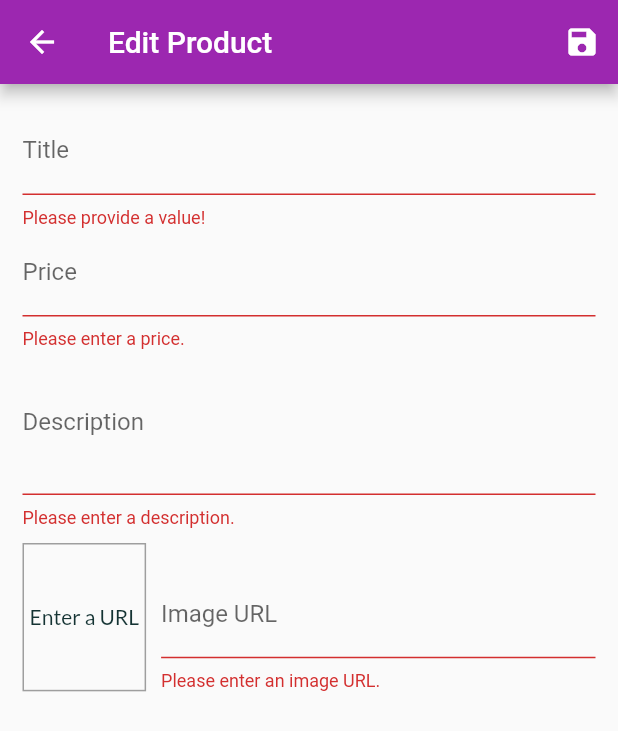
After one commit to mawaisrehan1/Shop-Application, a Flutter app: the EditProductScreen screen opened by its route, after a tap on the "save" icon, on a phone screen of 412 x 824 dp. The commit adds this screen. Shown: the top 731 px of the screen. Run offline on Flutter 3.47's test engine with Material 2 defaults, Android fonts, the phone set to English and light mode, and no system bars; network calls fail.

Commit message:
First Commit

```diff
--- a/lib/main.dart
+++ b/lib/main.dart
@@ -42,8 +42,8 @@ class _MyAppState extends State<MyApp> {
         routes: Routes.getRoutes(),
         title: appName,
         theme: ThemeData(
-          primarySwatch: Colors.red,
-          accentColor: Colors.amber,
+          primarySwatch: Colors.purple,
+          accentColor: Colors.orange,
           // canvasColor: const Color.fromRGBO(255, 254, 229, 1),
           fontFamily: 'Lato',
           textTheme: ThemeData.light().textTheme.copyWith(
--- a/lib/provider/product_provider.dart
+++ b/lib/provider/product_provider.dart
@@ -1,8 +1,8 @@
 import 'package:flutter/material.dart';
+import 'package:shop_application/utils/utils.dart';
 import 'product.dart';
 
-class ProductsProvider with ChangeNotifier{
-
+class ProductsProvider with ChangeNotifier {
   final List<Product> _items = [
     Product(
       id: 'p1',
@@ -10,7 +10,7 @@ class ProductsProvider with ChangeNotifier{
       description: 'A red shirt - it is pretty red!',
       price: 29.99,
       imageUrl:
-      'https://cdn.pixabay.com/photo/2016/10/02/22/17/red-t-shirt-1710578_1280.jpg',
+          'https://cdn.pixabay.com/photo/2016/10/02/22/17/red-t-shirt-1710578_1280.jpg',
     ),
     Product(
       id: 'p2',
@@ -18,7 +18,7 @@ class ProductsProvider with ChangeNotifier{
       description: 'A nice pair of trousers.',
       price: 59.99,
       imageUrl:
-      'https://upload.wikimedia.org/wikipedia/commons/thumb/e/e8/Trousers%2C_dress_%28AM_1960.022-8%29.jpg/512px-Trousers%2C_dress_%28AM_1960.022-8%29.jpg',
+          'https://upload.wikimedia.org/wikipedia/commons/thumb/e/e8/Trousers%2C_dress_%28AM_1960.022-8%29.jpg/512px-Trousers%2C_dress_%28AM_1960.022-8%29.jpg',
     ),
     Product(
       id: 'p3',
@@ -26,7 +26,7 @@ class ProductsProvider with ChangeNotifier{
       description: 'Warm and cozy - exactly what you need for the winter.',
       price: 19.99,
       imageUrl:
-      'https://live.staticflickr.com/4043/4438260868_cc79b3369d_z.jpg',
+          'https://live.staticflickr.com/4043/4438260868_cc79b3369d_z.jpg',
     ),
     Product(
       id: 'p4',
@@ -34,11 +34,11 @@ class ProductsProvider with ChangeNotifier{
       description: 'Prepare any meal you want.',
       price: 49.99,
       imageUrl:
-      'https://upload.wikimedia.org/wikipedia/commons/thumb/1/14/Cast-Iron-Pan.jpg/1024px-Cast-Iron-Pan.jpg',
+          'https://upload.wikimedia.org/wikipedia/commons/thumb/1/14/Cast-Iron-Pan.jpg/1024px-Cast-Iron-Pan.jpg',
     ),
   ];
 
- // var _showFavoriteOnly = false;
+  // var _showFavoriteOnly = false;
 
   // getter for all items!
   List<Product> get items {
@@ -67,8 +67,34 @@ class ProductsProvider with ChangeNotifier{
   //   notifyListeners();
   // }
 
-  void addProducts(){
-   // _items.add(value);
+  // method for add new product!
+  void addProducts(Product product) {
+    final newProduct = Product(
+        id: DateTime.now().toString(),
+        title: product.title,
+        description: product.description,
+        price: product.price,
+        imageUrl: product.imageUrl,
+    );
+    _items.add(newProduct);
+   // _items.insert(0, newProduct);
     notifyListeners();
   }
+
+  // method for update existing product!
+   void updateProduct(String id, Product newProduct) {
+    final prodIndex = _items.indexWhere((prod) => prod.id == id);
+    if(prodIndex >= 0) {
+      _items[prodIndex] = newProduct;
+      notifyListeners();
+    } else {
+     LoginUtils.printValue('Message', 'Product not updated');
+    }
+   }
+
+   void removeProduct(String id){
+    _items.removeWhere((prod) => prod.id == id);
+    notifyListeners();
+   }
+
 }
--- a/lib/routes/routes.dart
+++ b/lib/routes/routes.dart
@@ -1,6 +1,8 @@
 import 'package:shop_application/screens/cart_screen.dart';
+import 'package:shop_application/screens/edit_product_screen.dart';
 import 'package:shop_application/screens/orders_screen.dart';
 import 'package:shop_application/screens/product_detail_screen.dart';
+import 'package:shop_application/screens/user_products_screen.dart';
 
 import '../screens/products_overview_screen.dart';
 
@@ -13,6 +15,8 @@ class Routes{
   static String productDetailScreen = "/productDetailScreen";
   static String cartScreen = "/cartScreen";
   static String ordersScreen = "/ordersScreen";
+  static String userProductsScreen = "/userProductsScreen";
+  static String editProductScreen = "/editProductScreen";
 
 
   static getRoutes(){
@@ -21,6 +25,8 @@ class Routes{
       productDetailScreen:(context) =>  const ProductDetailScreen(),
        cartScreen:(context) => const CartScreen(),
       ordersScreen:(context) => const OrdersScreen(),
+      userProductsScreen:(context) => const UserProductsScreen(),
+      editProductScreen:(context) => const EditProductScreen(),
 
     };
   }
--- /dev/null
+++ b/lib/screens/edit_product_screen.dart
@@ -0,0 +1,271 @@
+import 'package:flutter/material.dart';
+import 'package:provider/provider.dart';
+import 'package:shop_application/provider/product.dart';
+import 'package:shop_application/provider/product_provider.dart';
+import '../utils/utils.dart';
+
+class EditProductScreen extends StatefulWidget {
+  const EditProductScreen({Key? key}) : super(key: key);
+
+  @override
+  State<EditProductScreen> createState() => _EditProductScreenState();
+}
+
+class _EditProductScreenState extends State<EditProductScreen> {
+  final _priceFocusNode = FocusNode();
+  final _descriptionFocusNode = FocusNode();
+  final _imageUrlFocusNode = FocusNode();
+  final _imageUrlController = TextEditingController();
+  final _formKey = GlobalKey<FormState>();
+  var _editedProduct =
+      Product(id: '', title: '', description: '', price: 0, imageUrl: '');
+
+  // default empty values for textFormFields!
+  var _initValues = {
+    'title': '',
+    'description': '',
+    'price': '',
+    'imageUrl': '',
+  };
+
+  var _isInit = true;
+
+  @override
+  void initState() {
+    _imageUrlFocusNode.addListener(_updateImageUrl);
+    super.initState();
+  }
+
+  @override
+  void didChangeDependencies() {
+    if (_isInit) {
+      final productId = ModalRoute.of(context)?.settings.arguments;
+      if (productId != null) {
+         _editedProduct = Provider.of<ProductsProvider>(context, listen: false).findById(productId.toString());
+        _initValues = {
+          'title': _editedProduct.title,
+          'description': _editedProduct.description,
+          'price': _editedProduct.price.toString(),
+        //  'imageUrl': _editedProduct.imageUrl,
+          'imageUrl': '',
+        };
+        _imageUrlController.text = _editedProduct.imageUrl;
+      }
+    }
+    _isInit = false;
+    super.didChangeDependencies();
+  }
+
+  @override
+  void dispose() {
+    _imageUrlFocusNode.removeListener(_updateImageUrl);
+    _priceFocusNode.dispose();
+    _descriptionFocusNode.dispose();
+    _imageUrlController.dispose();
+    _imageUrlFocusNode.dispose();
+    super.dispose();
+  }
+
+  void _updateImageUrl() {
+    if (!_imageUrlFocusNode.hasFocus) {
+      setState(() {});
+    }
+  }
+
+  void _saveForm() {
+    final isValid = _formKey.currentState!.validate();
+    if (!isValid) {
+      return;
+    }
+    _formKey.currentState?.save();
+    if(_editedProduct.id.isNotEmpty) {
+      print('update method');
+      Provider.of<ProductsProvider>(context, listen: false)
+          .updateProduct(_editedProduct.id, _editedProduct);
+    } else {
+      print('add method');
+      Provider.of<ProductsProvider>(context, listen: false)
+          .addProducts(_editedProduct);
+    }
+    Navigator.of(context).pop();
+
+    //Print statement for entered data!
+    LoginUtils.printValue('title', _editedProduct.title);
+    LoginUtils.printValue('price', _editedProduct.price);
+    LoginUtils.printValue('description', _editedProduct.description);
+    LoginUtils.printValue('imageUrl', _editedProduct.imageUrl);
+  }
+
+  @override
+  Widget build(BuildContext context) {
+    return Scaffold(
+      appBar: AppBar(
+        title: const Text('Edit Product'),
+        actions: [
+          IconButton(
+            onPressed: _saveForm,
+            icon: const Icon(Icons.save),
+          )
+        ],
+      ),
+      body: Padding(
+        padding: const EdgeInsets.all(15),
+        child: Form(
+          key: _formKey,
+          child: ListView(
+            children: [
+              TextFormField(
+                initialValue: _initValues['title'],
+                validator: (value) {
+                  if (value!.isEmpty) {
+                    return 'Please provide a value!';
+                  }
+                },
+                decoration: const InputDecoration(
+                  labelText: 'Title',
+                ),
+                textInputAction: TextInputAction.newline,
+                onFieldSubmitted: (_) {
+                  FocusScope.of(context).requestFocus(_priceFocusNode);
+                },
+                onSaved: (value) {
+                  _editedProduct = Product(
+                      id: _editedProduct.id,
+                      isFavorite: _editedProduct.isFavorite,
+                      title: value as String,
+                      description: _editedProduct.description,
+                      price: _editedProduct.price,
+                      imageUrl: _editedProduct.imageUrl);
+                },
+              ),
+              TextFormField(
+                initialValue: _initValues['price'],
+                validator: (value) {
+                  if (value!.isEmpty) {
+                    return 'Please enter a price.';
+                  }
+                  if (double.tryParse(value) == null) {
+                    return 'Please enter a valid number.';
+                  }
+                  if (double.parse(value) <= 0) {
+                    return 'Please enter a number greater than zero.';
+                  }
+                  return null;
+                },
+                decoration: const InputDecoration(
+                  labelText: 'Price',
+                ),
+                textInputAction: TextInputAction.newline,
+                keyboardType: TextInputType.number,
+                focusNode: _priceFocusNode,
+                onFieldSubmitted: (_) {
+                  FocusScope.of(context).requestFocus(_descriptionFocusNode);
+                },
+                onSaved: (value) {
+                  _editedProduct = Product(
+                    id: _editedProduct.id,
+                    isFavorite: _editedProduct.isFavorite,
+                    title: _editedProduct.title,
+                    description: _editedProduct.description,
+                    price: double.parse(value as String),
+                    imageUrl: _editedProduct.imageUrl,
+                  );
+                },
+              ),
+              TextFormField(
+                initialValue: _initValues['description'],
+                validator: (value) {
+                  if (value!.isEmpty) {
+                    return 'Please enter a description.';
+                  }
+                  if (value.length < 10) {
+                    return 'Should be atleast 10 characters long.';
+                  }
+                  return null;
+                },
+                decoration: const InputDecoration(
+                  labelText: 'Description',
+                ),
+                maxLines: 3,
+                keyboardType: TextInputType.multiline,
+                onSaved: (value) {
+                  _editedProduct = Product(
+                    id: _editedProduct.id,
+                    isFavorite: _editedProduct.isFavorite,
+                    title: _editedProduct.title,
+                    description: value as String,
+                    price: _editedProduct.price,
+                    imageUrl: _editedProduct.imageUrl,
+                  );
+                },
+              ),
+              Row(
+                crossAxisAlignment: CrossAxisAlignment.end,
+                children: [
+                  Container(
+                    margin: const EdgeInsets.only(top: 10, right: 10),
+                    height: MediaQuery.of(context).size.height * 0.12,
+                    width: MediaQuery.of(context).size.width * 0.20,
+                    decoration: BoxDecoration(
+                      border: Border.all(color: Colors.grey, width: 1),
+                    ),
+                    //  color: Colors.red,
+                    child: _imageUrlController.text.isEmpty
+                        ? const Center(child: Text('Enter a URL'))
+                        : FittedBox(
+                            child: Image.network(
+                              _imageUrlController.text,
+                              fit: BoxFit.cover,
+                            ),
+                          ),
+                  ),
+                  Expanded(
+                    child: TextFormField(
+                     // initialValue: _initValues['imageUrl'],
+                      validator: (value) {
+                        if (value!.isEmpty) {
+                          return 'Please enter an image URL.';
+                        }
+                        if (!value.startsWith('http') &&
+                            !value.startsWith('https')) {
+                          return 'Should enter a valid URL';
+                        }
+                        if (!value.endsWith('png') &&
+                            !value.endsWith('jpg') &&
+                            !value.endsWith('jpeg')) {
+                          return 'Should enter a valid image URL';
+                        }
+                        return null;
+                      },
+                      controller: _imageUrlController,
+                      decoration: const InputDecoration(
+                        labelText: 'Image URL',
+                      ),
+                      keyboardType: TextInputType.url,
+                      textInputAction: TextInputAction.done,
+                      focusNode: _imageUrlFocusNode,
+                      onFieldSubmitted: (_) {
+                        _saveForm();
+                      },
+                      onSaved: (value) {
+                        _editedProduct = Product(
+                          id: _editedProduct.id,
+                          isFavorite: _editedProduct.isFavorite,
+                          title: _editedProduct.title,
+                          description: _editedProduct.description,
+                          price: _editedProduct.price,
+                          imageUrl: value as String,
+
+                        );
+                      },
+                    ),
+                  ),
+                ],
+              )
+            ],
+          ),
+        ),
+      ),
+    );
+  }
+}
--- a/lib/widgets/app_drawer.dart
+++ b/lib/widgets/app_drawer.dart
@@ -29,6 +29,14 @@ class AppDrawer extends StatelessWidget {
               Navigator.of(context).pushReplacementNamed(Routes.ordersScreen);
             },
           ),
+          const Divider(),
+          ListTile(
+            leading: const Icon(Icons.edit),
+            title:  const Text('Manage Products'),
+            onTap: (){
+              Navigator.of(context).pushReplacementNamed(Routes.userProductsScreen);
+            },
+          ),
         ],
       ),
     );
```
Also changed, not shown: lib/provider/cart_provider.dart (+13 -0 lines), lib/screens/user_products_screen.dart (added, +47 -0 lines), lib/widgets/cart_item.dart (+37 -3 lines), lib/widgets/product_item.dart (+14 -1 lines), lib/widgets/user_product_item.dart (added, +44 -0 lines).
